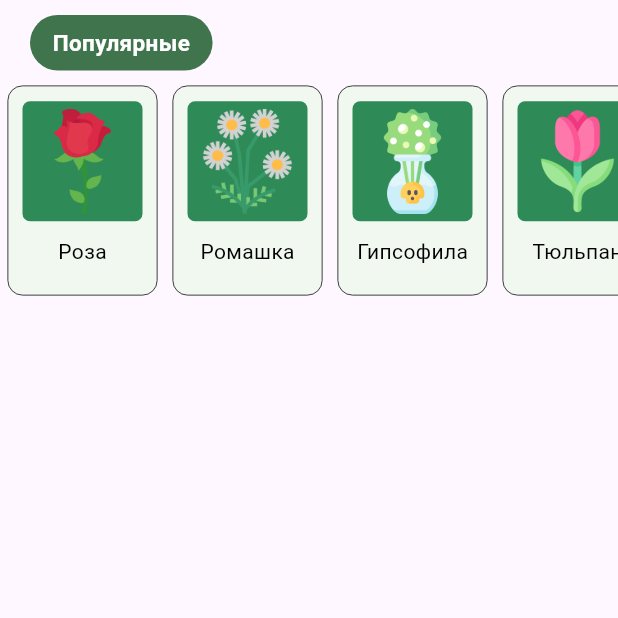
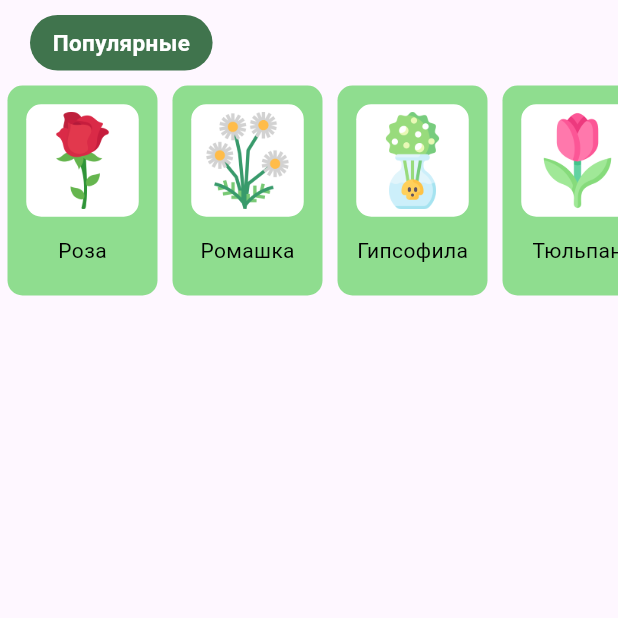
Before and after one commit to Laver33/flutter_plant_pedia, a Flutter app: the HomeScreen screen opened directly, on a phone screen of 412 x 824 dp, the top half of it. Run offline on Flutter 3.47's test engine with Material 3 defaults, Android fonts, the phone set to English and light mode, and no system bars; our stand-ins replace go_router, google_fonts, stylish_bottom_bar.

```diff
--- a/lib/Style/CastColors.dart
+++ b/lib/Style/CastColors.dart
@@ -6,6 +6,12 @@ class AppColors {
   static const Color cardColor = Color(0xFFE2FFE9);
 
   // под тесты карт
-  static const Color testBgColor = Color(0xFF2E8B57);
-  static const Color testCardColor = Color(0xFFF0F8F0);
+  static const Color testBgColor = Color.fromARGB(255, 255, 255, 255);
+  static const Color testCardColor = Color.fromARGB(255, 143, 221, 143);
 }
+
+
+          // border: Border.all(
+          //   width: 0.5,
+          //   style: BorderStyle.solid,
+          // ),
--- a/lib/list_popular.dart
+++ b/lib/list_popular.dart
@@ -16,10 +16,6 @@ class ListPopular extends StatelessWidget {
         decoration: BoxDecoration(
           color: AppColors.testCardColor, // цвет карты
           borderRadius: BorderRadius.circular(10),
-          border: Border.all(
-            width: 0.5,
-            style: BorderStyle.solid,
-          ),
         ),
 
         width: 100,
@@ -35,14 +31,14 @@ class ListPopular extends StatelessWidget {
                   Container(
                     decoration: BoxDecoration(
                       color: AppColors.testBgColor, // Цвет под картой
-                      borderRadius: BorderRadius.circular(5)
+                      borderRadius: BorderRadius.circular(10)
                     ),
 
                     child: Padding(
                       padding: const EdgeInsets.all(5),
                       child: Image.asset(
                         imagePath,
-                        height: 70,
+                        height: 65,
                       ),
                     ),
                   )
```
Also changed, not shown: lib/SearchScreen.dart (+14 -4 lines).
